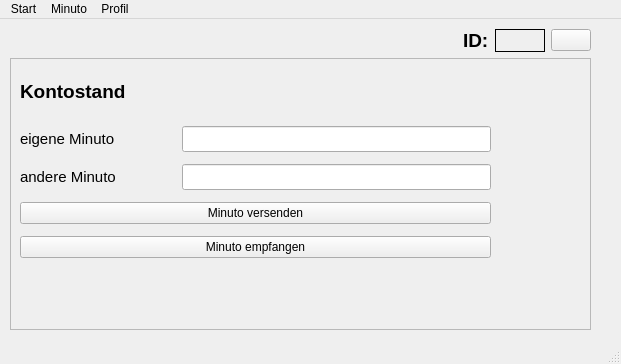
Old version of the form src/gui/qt/ui_components/main_window.ui in the repository minutogit/eMinuto-Desktop-Prototype.
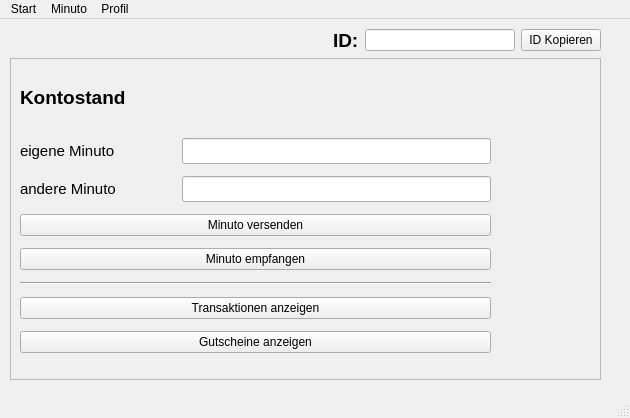
New version of the form. Icons and pictures are not drawn.

```diff
--- a/src/gui/qt/ui_components/main_window.ui
+++ b/src/gui/qt/ui_components/main_window.ui
@@ -6,8 +6,8 @@
    <rect>
     <x>0</x>
     <y>0</y>
-    <width>621</width>
-    <height>364</height>
+    <width>630</width>
+    <height>418</height>
    </rect>
   </property>
   <property name="windowTitle">
@@ -19,8 +19,8 @@
      <rect>
       <x>10</x>
       <y>10</y>
-      <width>581</width>
-      <height>301</height>
+      <width>591</width>
+      <height>351</height>
      </rect>
     </property>
     <layout class="QVBoxLayout" name="verticalLayout_2">
@@ -80,24 +80,18 @@
         </widget>
        </item>
        <item>
-        <widget class="QLabel" name="label_user_id">
-         <property name="sizePolicy">
-          <sizepolicy hsizetype="Preferred" vsizetype="Preferred">
-           <horstretch>0</horstretch>
-           <verstretch>0</verstretch>
-          </sizepolicy>
-         </property>
-         <property name="minimumSize">
+        <widget class="QLineEdit" name="lineEdit_user_id">
+         <property name="maximumSize">
           <size>
-           <width>50</width>
-           <height>0</height>
+           <width>150</width>
+           <height>16777215</height>
           </size>
          </property>
-         <property name="frameShape">
-          <enum>QFrame::Box</enum>
+         <property name="alignment">
+          <set>Qt::AlignRight|Qt::AlignTrailing|Qt::AlignVCenter</set>
          </property>
-         <property name="text">
-          <string/>
+         <property name="readOnly">
+          <bool>true</bool>
          </property>
         </widget>
        </item>
@@ -107,7 +101,7 @@
           <string>Kopieren</string>
          </property>
          <property name="text">
-          <string/>
+          <string>ID Kopieren</string>
          </property>
          <property name="icon">
           <iconset theme="edit-copy">
@@ -143,7 +137,7 @@
           <x>10</x>
           <y>10</y>
           <width>471</width>
-          <height>190</height>
+          <height>285</height>
          </rect>
         </property>
         <layout class="QVBoxLayout" name="verticalLayout">
@@ -253,6 +247,27 @@
            </property>
           </widget>
          </item>
+         <item>
+          <widget class="Line" name="line">
+           <property name="orientation">
+            <enum>Qt::Horizontal</enum>
+           </property>
+          </widget>
+         </item>
+         <item>
+          <widget class="QPushButton" name="pushButton_show_transactions">
+           <property name="text">
+            <string>Transaktionen anzeigen</string>
+           </property>
+          </widget>
+         </item>
+         <item>
+          <widget class="QPushButton" name="pushButton_show_vouchers">
+           <property name="text">
+            <string>Gutscheine anzeigen</string>
+           </property>
+          </widget>
+         </item>
         </layout>
        </widget>
       </widget>
@@ -265,7 +280,7 @@
     <rect>
      <x>0</x>
      <y>0</y>
-     <width>621</width>
+     <width>630</width>
      <height>22</height>
     </rect>
    </property>
```
Left out of the diff: 2 changed lines with no effect on the pictures.
